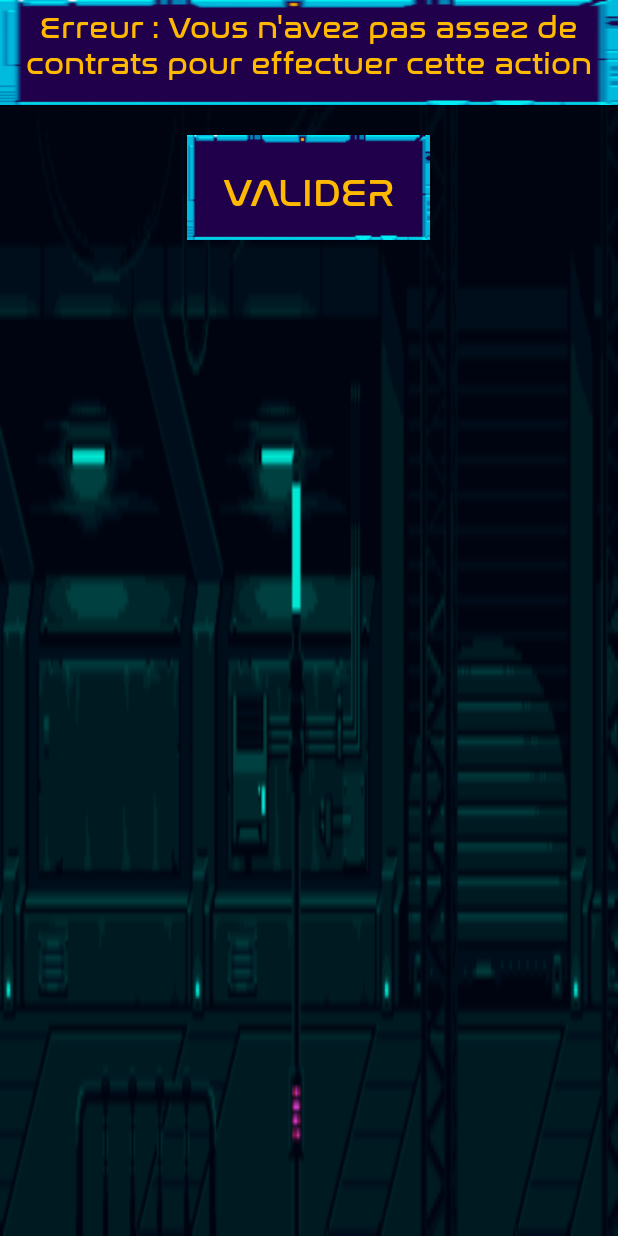
After one commit to duttod/SoftWar, an Android app: the layout popup_contrat.xml on its own in the app's theme, with its tools: preview values and no code run, on a phone screen of 412 x 824 dp. The commit adds this screen. Run offline under Robolectric (Android 15) with nearby library versions, the phone set to English and light mode, and no system bars.

Commit message:
dsfdfs
fdsd

```diff
--- a/app/src/main/java/com/example/softwar/controllers/MainActivity.java
+++ b/app/src/main/java/com/example/softwar/controllers/MainActivity.java
@@ -48,7 +48,7 @@ public class MainActivity extends AppCompatActivity {
         concurrents = new ArrayList<>();
 
         //setImageLogiciel();
-        LoadDataEntreprise();
+        LoadConcurrents();
     }
 
     //Pas toucher
@@ -86,6 +86,7 @@ public class MainActivity extends AppCompatActivity {
                 }
 
                 setMyAppConcu();
+                LoadDataEntreprise();
 
             }
         }
@@ -106,8 +107,6 @@ public class MainActivity extends AppCompatActivity {
         argent.setText("Argent:"+Long.toString(((MyApplication)this.getApplication()).getEntreprise_joueur().getArgentEntreprise()));
         nomE.setText("Entreprise:"+((MyApplication)this.getApplication()).getEntreprise_joueur().getNomEntreprise());
         nbuser.setText("Utilisateurs:"+Integer.toString(((MyApplication)this.getApplication()).getEntreprise_joueur().getLogiciel().getNbUtilisateurs()));
-
-        LoadConcurrents();
     }
 
     public void setImageLogiciel() {
@@ -158,4 +157,24 @@ public class MainActivity extends AppCompatActivity {
         Intent intent = new Intent(this,Statistiques.class);
         startActivity(intent);
     }
+
+    @Override
+    protected void onResume()
+    {
+        super.onResume();
+        LoadDataEntreprise();
+    }
+
+    public void saveContext(View view) {
+        mdb.getAppDatabase().entreprisepersodao().update(((MyApplication)this.getApplication()).getEntreprise_joueur());
+
+        for (int i = 0; i < ((MyApplication)this.getApplication()).getConcurrents().size(); i++) {
+            ((MyApplication)this.getApplication()).getConcurrents().get(i).setNbusers(((MyApplication)this.getApplication()).getConcurrents().get(i).getLogiciel().getNbUtilisateurs());
+            mdb.getAppDatabase().entreprisedao().update(((MyApplication)this.getApplication()).getConcurrents().get(i));
+        }
+
+        mdb.getAppDatabase().logicieldao().update(((MyApplication)this.getApplication()).getEntreprise_joueur().getLogiciel());
+
+        LoadDataEntreprise();
+    }
 }
--- a/app/src/main/java/com/example/softwar/controllers/TirageAuSortActivity.java
+++ b/app/src/main/java/com/example/softwar/controllers/TirageAuSortActivity.java
@@ -21,6 +21,7 @@ public class TirageAuSortActivity extends AppCompatActivity {
     EntreprisePerso entreprise_joueur ;
     private DatabaseClient mDb;
     Dialog dialog;
+    Dialog dialog2;
     TextView nbc;
 
     @Override
@@ -33,6 +34,10 @@ public class TirageAuSortActivity extends AppCompatActivity {
         getSupportActionBar().hide();
         nbc = findViewById(R.id.nbcontrats);
         nbc.setText("Nombre de contrats possédés:"+Integer.toString(entreprise_joueur.getNbContrats()));
+
+
+        dialog2 = new Dialog(TirageAuSortActivity.this);
+        dialog2.setContentView(R.layout.popup_amelioration);
     }
 
     public void onepull(View view) {
@@ -58,6 +63,7 @@ public class TirageAuSortActivity extends AppCompatActivity {
         dialog.getWindow().setLayout(layoutpop.getWidth()+130, (layoutpop.getHeight()/2)+40);
         }else{
             //TODO Pas asser de contrat ouvrir boite de dialogue
+            dialog2.show();
         }
 
 
@@ -71,6 +77,7 @@ public class TirageAuSortActivity extends AppCompatActivity {
             }
         }else{
             //TODO Pas asser de contrat ouvrir boite de dialogue
+            dialog2.show();
         }
 
 
--- a/app/src/main/res/layout/activity_main.xml
+++ b/app/src/main/res/layout/activity_main.xml
@@ -190,6 +190,7 @@
                 android:background="@drawable/bgbutton"
                 android:fontFamily="@font/nasalization"
                 android:text="FIN TOUR"
+                android:onClick="saveContext"
                 android:textColor="#FF22CD" />
 
 
--- /dev/null
+++ b/app/src/main/res/layout/popup_contrat.xml
@@ -0,0 +1,52 @@
+<?xml version="1.0" encoding="utf-8"?>
+<LinearLayout xmlns:android="http://schemas.android.com/apk/res/android"
+    xmlns:app="http://schemas.android.com/apk/res-auto"
+    xmlns:tools="http://schemas.android.com/tools"
+    android:layout_width="match_parent"
+    android:id="@+id/layout_popup"
+    android:layout_height="match_parent"
+    android:orientation="vertical"
+    android:background="@drawable/bg12"
+    tools:context=".controllers.TirageAuSortActivity">
+
+    <LinearLayout
+        xmlns:android="http://schemas.android.com/apk/res/android"
+        xmlns:app="http://schemas.android.com/apk/res-auto"
+        xmlns:tools="http://schemas.android.com/tools"
+        android:layout_width="match_parent"
+        android:layout_height="70dp"
+        tools:ignore="MissingDefaultResource"
+        android:background="@drawable/bgbutton"
+        android:orientation="horizontal">
+
+        <LinearLayout
+            android:layout_width="wrap_content"
+            android:layout_height="match_parent"
+            android:orientation="horizontal"
+            android:layout_gravity="center">
+
+            <TextView
+                android:layout_width="wrap_content"
+                android:layout_height="wrap_content"
+                android:text="Erreur : Vous n'avez pas assez de contrats pour effectuer cette action"
+                android:textColor="#FFB900"
+                android:fontFamily="@font/nasalization"
+                android:textSize="20dp"
+                android:gravity="center" />
+
+        </LinearLayout>
+    </LinearLayout>
+
+    <Button
+        android:layout_marginTop="20dp"
+        android:layout_width="wrap_content"
+        android:layout_height="wrap_content"
+        android:layout_gravity="center"
+        android:background="@drawable/bgbutton"
+        android:fontFamily="@font/nasalization"
+        android:text="Valider"
+        android:onClick="fermerbox"
+        android:textColor="#FFB900"
+        android:textSize="25dp"/>
+
+</LinearLayout>
```
